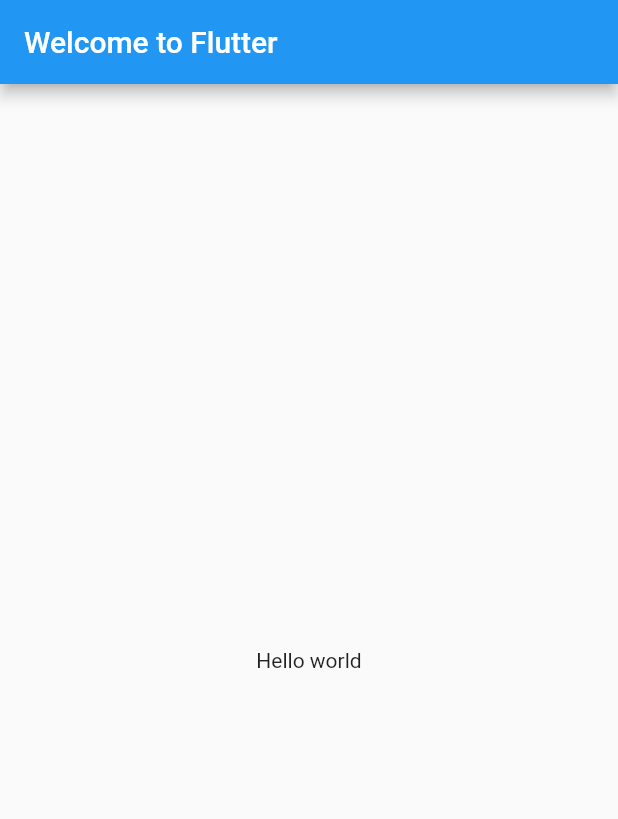
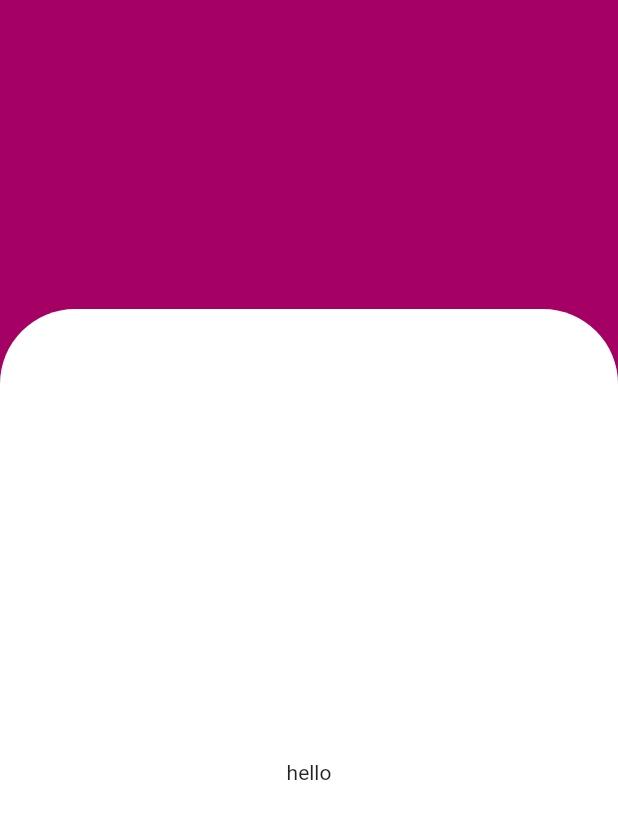
Before and after one commit to vtttuong/hophuionline, a Flutter app: the screen it shows after launch, on a phone screen of 412 x 824 dp. Shown: the top 819 px of the screen. Run offline on Flutter 3.47's test engine with Material 2 defaults, Android fonts, the light colour scheme and no system bars.

Commit message:
home page

```diff
--- a/lib/main.dart
+++ b/lib/main.dart
@@ -1,7 +1,12 @@
 import 'package:flutter/material.dart';
+import 'package:hop_hui_online/colors.dart';
 
 void main() {
-  runApp(const MyApp());
+  runApp(const MaterialApp(
+    home: Scaffold(
+      body: MyApp(),
+    ),
+  ));
 }
 
 class MyApp extends StatelessWidget {
@@ -9,15 +14,30 @@
 
   @override
   Widget build(BuildContext context) {
-    return MaterialApp(
-      title: 'Hello world',
-      home: Scaffold(
-        appBar: AppBar(
-          title: const Text('Welcome to Flutter'),
-        ),
-        body: const Center(
-          child: Text('Hello world'),
-        ),
+    Size size = MediaQuery.of(context).size;
+    return Container(
+      width: size.width,
+      height: size.height,
+      alignment: Alignment.center,
+      color: PRIMARY_BACKGROUND,
+      child: Stack(
+        alignment: Alignment.center,
+        children: [
+          Positioned(
+            bottom: 0,
+            child: Container(
+              alignment: Alignment.center,
+              decoration: const BoxDecoration(
+                  color: Colors.white,
+                  borderRadius: BorderRadius.only(
+                      topLeft: Radius.circular(50),
+                      topRight: Radius.circular(50))),
+              width: size.width,
+              height: size.height * 0.75,
+              child: const Text("hello"),
+            ),
+          )
+        ],
       ),
     );
   }
```
